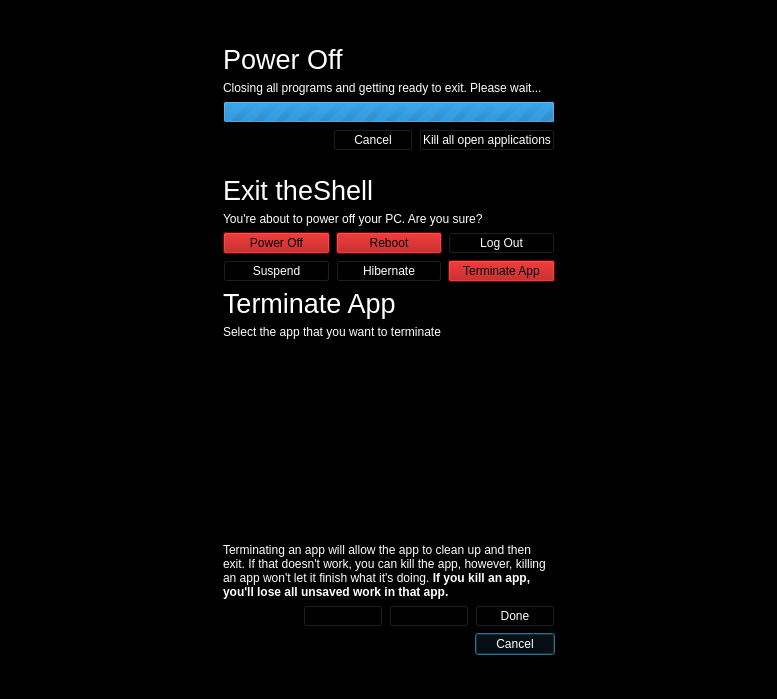
Before: the Qt Designer form endsessionwait.ui in vicr123/theshell, drawn with Qt 5.
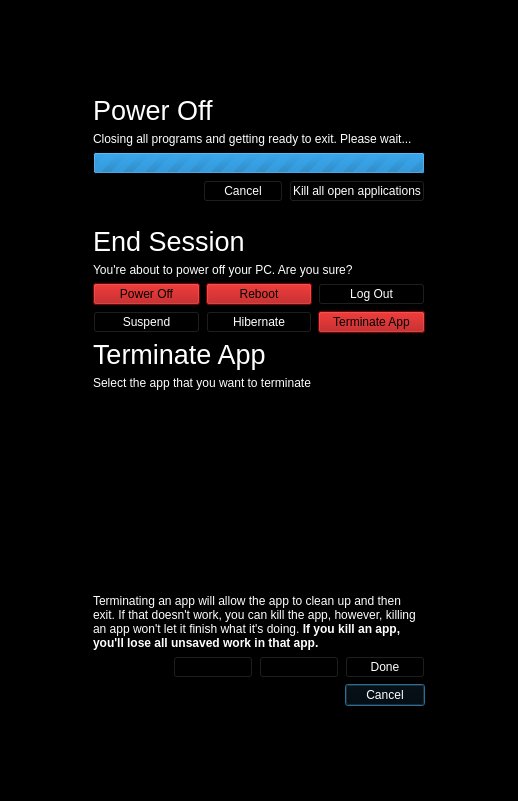
After: the same form once the commit is applied. Icons and pictures are not drawn.

The edit to the form file:
```diff
--- a/endsessionwait.ui
+++ b/endsessionwait.ui
@@ -6,8 +6,8 @@
    <rect>
     <x>0</x>
     <y>0</y>
-    <width>777</width>
-    <height>699</height>
+    <width>518</width>
+    <height>801</height>
    </rect>
   </property>
   <property name="palette">
@@ -619,7 +619,7 @@
                </font>
               </property>
               <property name="text">
-               <string>Exit theShell</string>
+               <string>End Session</string>
               </property>
               <property name="buddy">
                <cstring></cstring>
```
